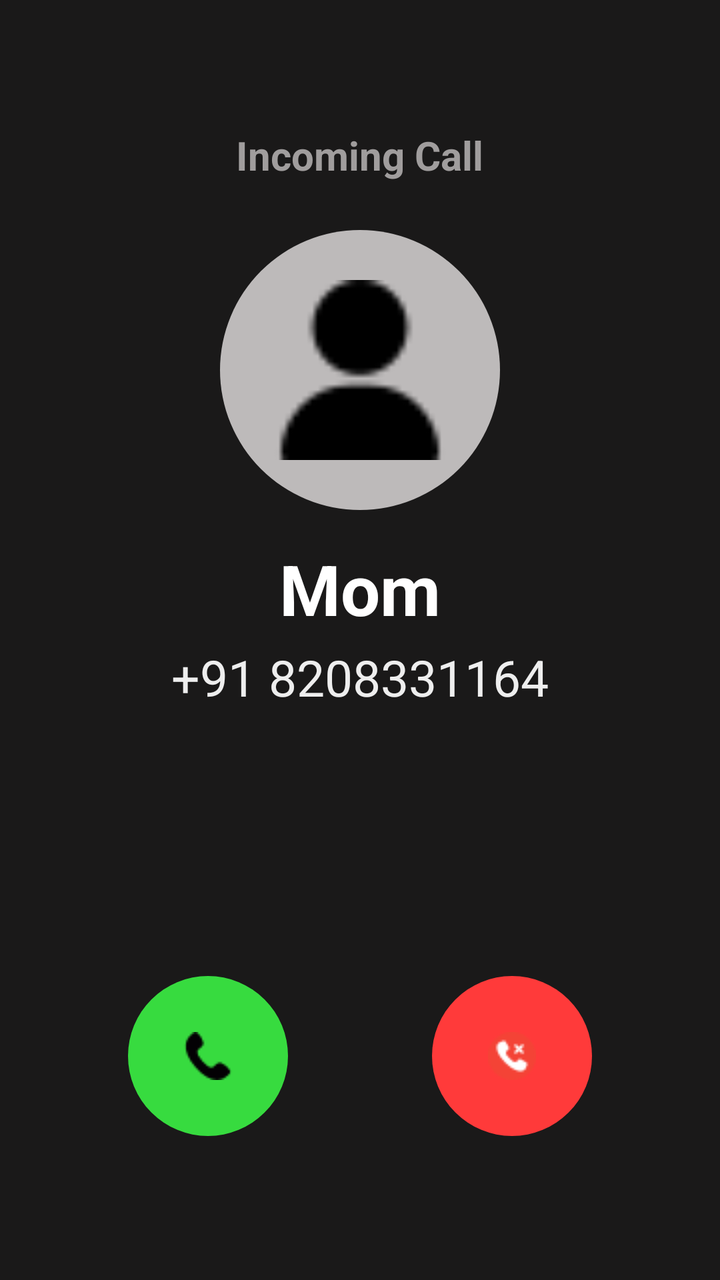
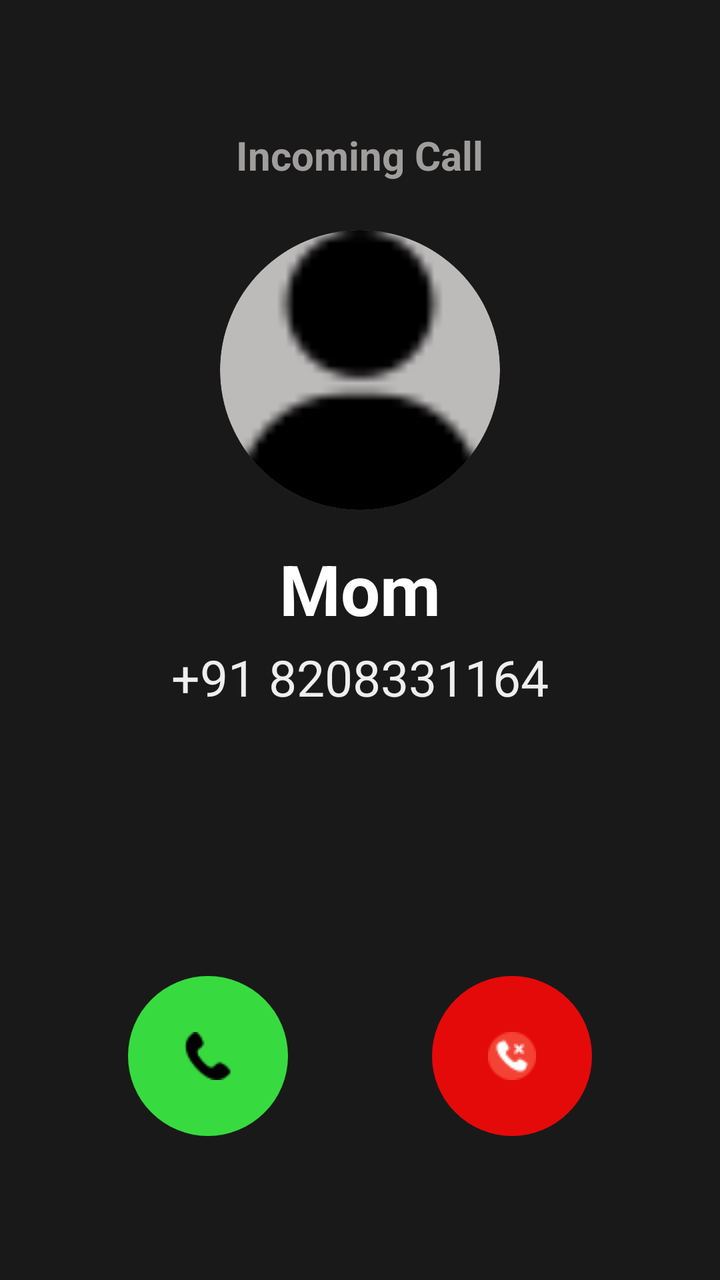

Before-and-after screenshots of an Android layout around one commit, followed by the original layout XML and the change that was made.
<!-- AndroidManifest.xml: activity theme Theme.AppCompat.Light.NoActionBar -->
<!-- res/layout/activity_incoming_call.xml -->
<?xml version="1.0" encoding="utf-8"?>
<RelativeLayout xmlns:android="http://schemas.android.com/apk/res/android"
    android:layout_width="match_parent"
    android:layout_height="match_parent"
    android:background="#1A1919"
    android:padding="24dp">

    
    <TextView
        android:id="@+id/incomingCallText"
        android:layout_width="wrap_content"
        android:layout_height="wrap_content"
        android:text="Incoming Call"
        android:textSize="20sp"
        android:textStyle="bold"
        android:textColor="#A09D9D"
        android:layout_centerHorizontal="true"
        android:layout_marginTop="40dp" />

    
    <ImageView
        android:id="@+id/callerImage"
        android:layout_width="140dp"
        android:layout_height="140dp"
        android:layout_below="@id/incomingCallText"
        android:layout_centerHorizontal="true"
        android:layout_marginTop="24dp"
        android:scaleType="centerCrop"
        android:adjustViewBounds="true"
        android:padding="25dp"
        android:src="@drawable/person2"
        android:background="@drawable/gray" />

    
    <TextView
        android:id="@+id/callerNameText"
        android:layout_width="wrap_content"
        android:layout_height="wrap_content"
        android:text="Mom"
        android:textSize="35sp"
        android:textStyle="bold"
        android:textColor="#FFFFFF"
        android:layout_below="@id/callerImage"
        android:layout_centerHorizontal="true"
        android:layout_marginTop="16dp" />

    
    <TextView
        android:id="@+id/callerNumberText"
        android:layout_width="wrap_content"
        android:layout_height="wrap_content"
        android:text="+91 8208331164"
        android:textSize="25sp"
        android:textColor="#EEEEEE"
        android:layout_below="@id/callerNameText"
        android:layout_centerHorizontal="true"
        android:layout_marginTop="4dp" />

    
    <ImageView
        android:id="@+id/answerBtn"
        android:layout_width="80dp"
        android:layout_height="80dp"
        android:layout_alignParentBottom="true"
        android:layout_marginBottom="48dp"
        android:layout_marginStart="40dp"
        android:layout_alignParentStart="true"
        android:src="@drawable/call"
        android:background="@drawable/green"
        android:contentDescription="Answer Call"
        android:scaleType="centerInside"
        android:adjustViewBounds="true" />

    
    <ImageButton
        android:id="@+id/declineBtn"
        android:layout_width="80dp"
        android:layout_height="80dp"
        android:layout_alignParentBottom="true"
        android:layout_marginBottom="48dp"
        android:layout_marginEnd="40dp"
        android:layout_alignParentEnd="true"
        android:backgroundTint="#FF3A3A"
        android:background="@drawable/button_bg"
        android:src="@drawable/callreject"
        android:contentDescription="Decline Call"
        android:scaleType="centerInside"
        android:adjustViewBounds="true" />
</RelativeLayout>
<!-- resources referenced by this layout -->
<resources>
  <!-- drawable button_bg (drawable) -->
  <?xml version="1.0" encoding="utf-8"?>
  <shape xmlns:android="http://schemas.android.com/apk/res/android">
  
      <solid
          android:color="#E40A0A"
          />
      <corners
          android:radius="300dp"/>
  
  </shape>
  <!-- drawable call: png bitmap (drawable, 591 bytes) -->
  <!-- drawable callreject: png bitmap (drawable, 1020 bytes) -->
  <!-- drawable gray (drawable) -->
  <shape xmlns:android="http://schemas.android.com/apk/res/android"
      android:shape="oval">
      <solid android:color="#BDBABA" /> 
  </shape>
  <!-- drawable green (drawable) -->
  <shape xmlns:android="http://schemas.android.com/apk/res/android"
      android:shape="oval">
      <solid android:color="#37DB3F" /> 
  </shape>
  <!-- drawable person2: png bitmap (drawable, 634 bytes) -->
</resources>

<!-- the commit's change to res/layout/activity_incoming_call.xml (unified diff, before → after) -->
@@ -27,9 +27,9 @@
         android:layout_marginTop="24dp"
         android:scaleType="centerCrop"
         android:adjustViewBounds="true"
-        android:padding="25dp"
         android:src="@drawable/person2"
-        android:background="@drawable/gray" />
+        android:background="@drawable/gray"
+        android:clipToOutline="true" />
 
     
     <TextView
@@ -69,10 +69,12 @@
         android:background="@drawable/green"
         android:contentDescription="Answer Call"
         android:scaleType="centerInside"
-        android:adjustViewBounds="true" />
+        android:adjustViewBounds="true"
+        android:clickable="true"
+        android:focusable="true" />
 
     
-    <ImageButton
+    <ImageView
         android:id="@+id/declineBtn"
         android:layout_width="80dp"
         android:layout_height="80dp"
@@ -80,10 +82,12 @@
         android:layout_marginBottom="48dp"
         android:layout_marginEnd="40dp"
         android:layout_alignParentEnd="true"
-        android:backgroundTint="#FF3A3A"
+        android:src="@drawable/callreject"
         android:background="@drawable/button_bg"
-        android:src="@drawable/callreject"
         android:contentDescription="Decline Call"
         android:scaleType="centerInside"
-        android:adjustViewBounds="true" />
+        android:adjustViewBounds="true"
+        android:clickable="true"
+        android:focusable="true" />
+
 </RelativeLayout>
